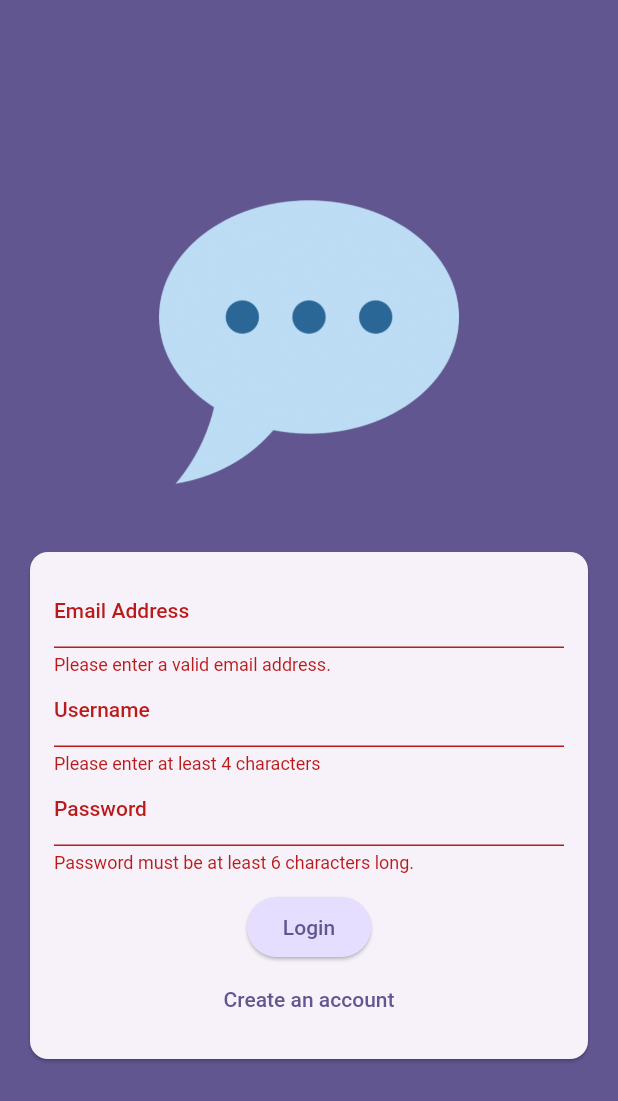
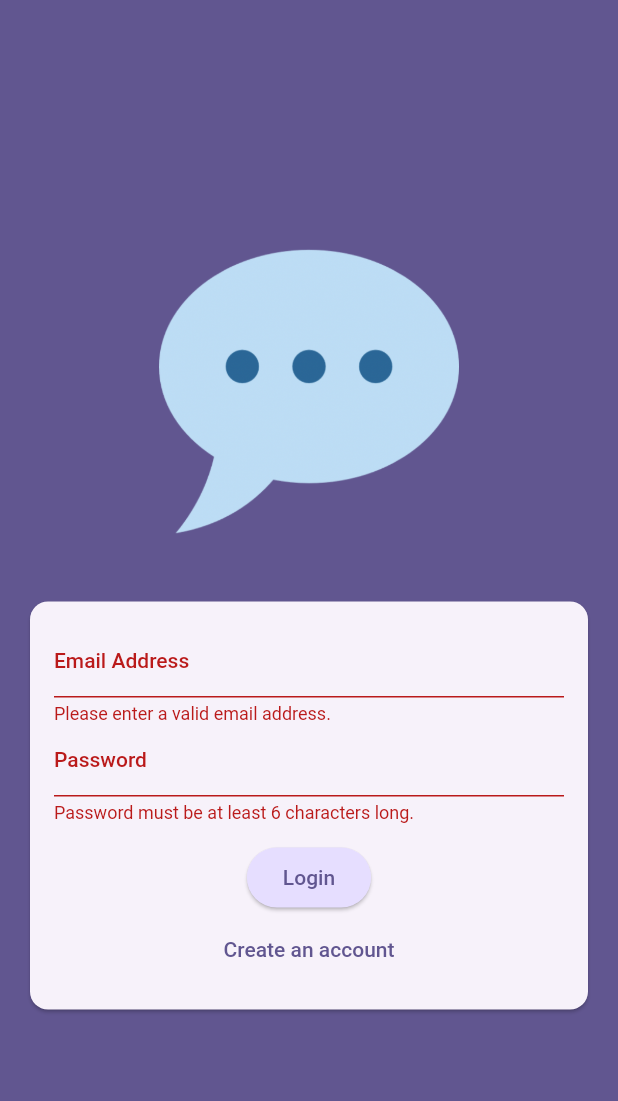
Before and after one commit to SirGeist/chat_app_with_firebase, a Flutter app: the screen it shows after launch, after a tap on "Login", on a phone screen of 412 x 824 dp. Shown: the top 1101 px of the screen. Run offline on Flutter 3.47's test engine with Material 2 defaults, Android fonts, the phone set to English and light mode, and no system bars; our stand-ins replace cloud_firestore, firebase_auth, firebase_core, firebase_storage, image_picker; accounts and stored records are empty.

Commit message:
add: username input field with backend implementation

```diff
--- a/lib/screens/auth.dart
+++ b/lib/screens/auth.dart
@@ -69,7 +69,7 @@ class _AuthScreenState extends State<AuthScreen> {
             .collection('users')
             .doc(userCredientials.user!.uid)
             .set({
-          'username': 'to be done...',
+          'username': _enteredUsername,
           'email': _enteredEmail,
           'image_url': imageUrl,
         });
@@ -162,9 +162,13 @@ class _AuthScreenState extends State<AuthScreen> {
                             },
                           ),
 
+                          // If we are logging in, the below shouldn't be showing
+                          // up
+                          if (!_isLogin)
                             // Adding a username field for signing up
                             TextFormField(
-                            decoration: const InputDecoration(labelText: 'Username'),
+                              decoration:
+                                  const InputDecoration(labelText: 'Username'),
                               // Suggestions do not matter when creating a username
                               enableSuggestions: false,
                               validator: (value) {
@@ -175,7 +179,7 @@ class _AuthScreenState extends State<AuthScreen> {
                                 }
                                 return null;
                               },
-                            onSaved: (value){
+                              onSaved: (value) {
                                 _enteredUsername = value!;
                               },
                             ),
```
Lines whose indentation alone changed are shown as unchanged.
